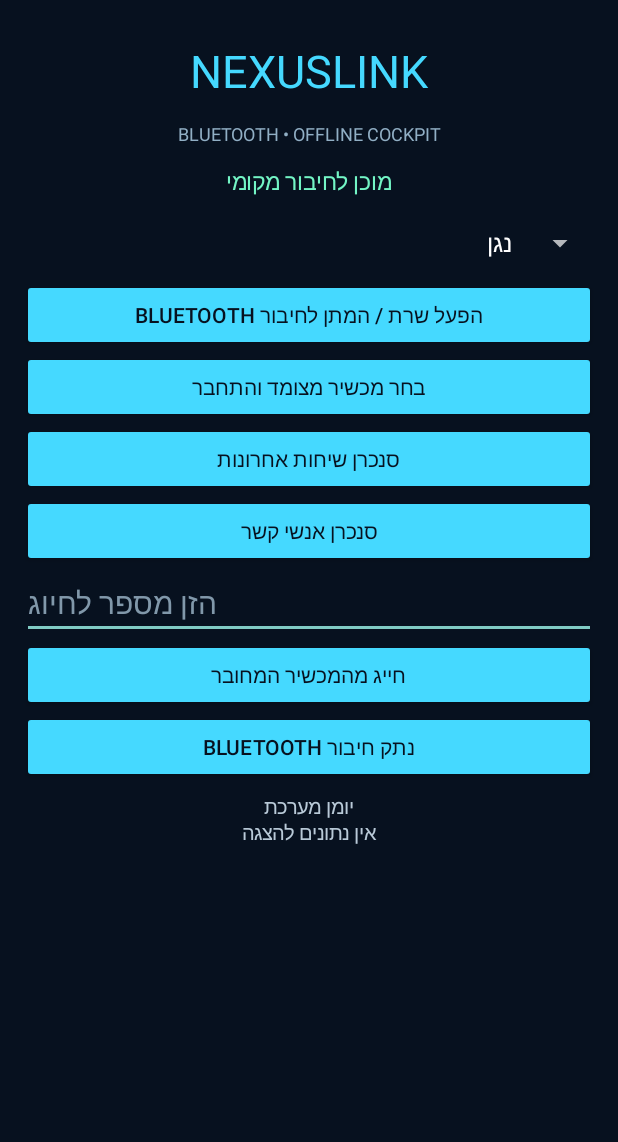
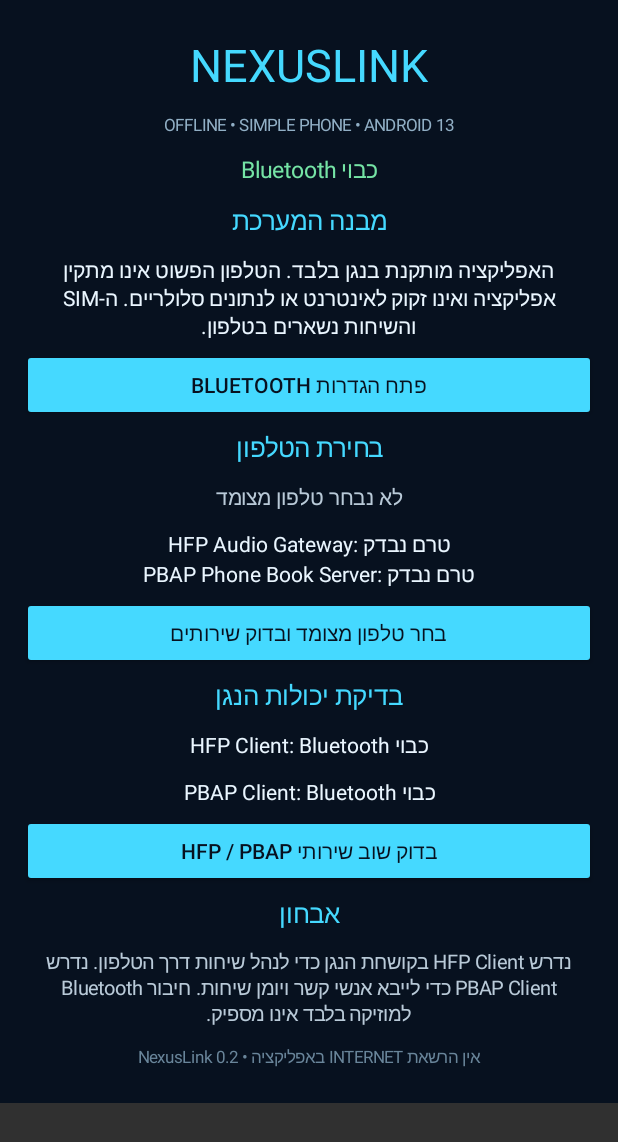
Before and after one commit to 7166810a-gif/-2-, an Android app: the screen it shows after launch (MainActivity), on a phone screen of 412 x 824 dp. Shown: the top 1142 px of the screen. Run offline under Robolectric (Android 15) with nearby library versions, the phone set to English and light mode, and no system bars.

Commit message:
Replace demo serial link with offline HFP/PBAP diagnostics for simple phone

```diff
--- a/app/src/main/java/il/nexuslink/app/MainActivity.kt
+++ b/app/src/main/java/il/nexuslink/app/MainActivity.kt
@@ -4,119 +4,188 @@ import android.Manifest
 import android.app.Activity
 import android.app.AlertDialog
 import android.bluetooth.*
-import android.content.Intent
+import android.content.*
 import android.content.pm.PackageManager
-import android.net.Uri
 import android.os.Build
 import android.os.Bundle
-import android.provider.CallLog
-import android.provider.ContactsContract
+import android.provider.Settings
 import android.view.Gravity
-import android.view.View
 import android.widget.*
-import java.io.BufferedReader
-import java.io.InputStreamReader
-import java.util.UUID
-import kotlin.concurrent.thread
 
 class MainActivity : Activity() {
     private val adapter: BluetoothAdapter? by lazy { BluetoothAdapter.getDefaultAdapter() }
-    private val uuid = UUID.fromString("b3b8a7a0-2f31-4e8b-9d6a-1b7e3c4d5a60")
     private lateinit var status: TextView
-    private lateinit var log: TextView
-    private lateinit var number: EditText
-    private var socket: BluetoothSocket? = null
-    private var server: BluetoothServerSocket? = null
-    private var role = "נגן"
+    private lateinit var remoteStatus: TextView
+    private lateinit var hfpStatus: TextView
+    private lateinit var pbapStatus: TextView
+    private lateinit var selectedLabel: TextView
+    private lateinit var details: TextView
+    private var selected: BluetoothDevice? = null
+
+    private val uuidReceiver = object : BroadcastReceiver() {
+        override fun onReceive(context: Context?, intent: Intent?) {
+            if (intent?.action != BluetoothDevice.ACTION_UUID) return
+            val device = if (Build.VERSION.SDK_INT >= 33)
+                intent.getParcelableExtra(BluetoothDevice.EXTRA_DEVICE, BluetoothDevice::class.java)
+            else @Suppress("DEPRECATION") (intent.getParcelableExtra<BluetoothDevice>(BluetoothDevice.EXTRA_DEVICE))
+            if (device?.address == selected?.address) showRemoteServices(device)
+        }
+    }
 
     override fun onCreate(savedInstanceState: Bundle?) {
         super.onCreate(savedInstanceState)
-        requestNeededPermissions()
+        val filter = IntentFilter(BluetoothDevice.ACTION_UUID)
+        if (Build.VERSION.SDK_INT >= 33) registerReceiver(uuidReceiver, filter, Context.RECEIVER_NOT_EXPORTED)
+        else @Suppress("DEPRECATION") registerReceiver(uuidReceiver, filter)
         buildUi()
-    }
-
-    private fun requestNeededPermissions() {
-        val p = mutableListOf(Manifest.permission.CALL_PHONE, Manifest.permission.READ_CALL_LOG, Manifest.permission.READ_CONTACTS)
-        if (Build.VERSION.SDK_INT >= 31) { p += Manifest.permission.BLUETOOTH_CONNECT; p += Manifest.permission.BLUETOOTH_SCAN }
-        val missing = p.filter { checkSelfPermission(it) != PackageManager.PERMISSION_GRANTED }
-        if (missing.isNotEmpty()) requestPermissions(missing.toTypedArray(), 9)
+        refresh()
+        if (Build.VERSION.SDK_INT >= 31 && checkSelfPermission(Manifest.permission.BLUETOOTH_CONNECT) != PackageManager.PERMISSION_GRANTED)
+            requestPermissions(arrayOf(Manifest.permission.BLUETOOTH_CONNECT), 71)
     }
 
     private fun buildUi() {
-        val root = LinearLayout(this).apply { orientation=LinearLayout.VERTICAL; gravity=Gravity.CENTER_HORIZONTAL; setPadding(22,30,22,22); setBackgroundColor(0xFF07111F.toInt()) }
-        fun label(s:String,size:Float,color:Int=0xFFEAF6FF.toInt()) = TextView(this).apply { text=s; textSize=size; setTextColor(color); gravity=Gravity.CENTER; setPadding(4,10,4,10) }
-        root.addView(label("NEXUSLINK",30f,0xFF45D9FF.toInt()))
-        root.addView(label("BLUETOOTH • OFFLINE COCKPIT",12f,0xFF91AFC5.toInt()))
-        status=label("מוכן לחיבור מקומי",15f,0xFF73F5C5.toInt()); root.addView(status)
-        val roles=Spinner(this)
-        roles.adapter=ArrayAdapter(this,android.R.layout.simple_spinner_dropdown_item,listOf("נגן","טלפון"))
-        roles.onItemSelectedListener=object:AdapterView.OnItemSelectedListener {
-            override fun onNothingSelected(parent:android.widget.AdapterView<*>?) {}
-            override fun onItemSelected(parent:android.widget.AdapterView<*>?,view:View?,position:Int,id:Long) { role=if(position==0) "נגן" else "טלפון" }
+        val scroll = ScrollView(this)
+        val root = LinearLayout(this).apply {
+            orientation = LinearLayout.VERTICAL
+            setPadding(22, 25, 22, 26)
+            setBackgroundColor(0xFF07111F.toInt())
         }
-        root.addView(roles)
-        root.addView(actionButton("הפעל שרת / המתן לחיבור Bluetooth") { startServer() })
-        root.addView(actionButton("בחר מכשיר מצומד והתחבר") { choosePairedDevice() })
-        root.addView(actionButton("סנכרן שיחות אחרונות") { showCalls() })
-        root.addView(actionButton("סנכרן אנשי קשר") { showContacts() })
-        number=EditText(this).apply { hint="הזן מספר לחיוג"; setHintTextColor(0xFF8198AA.toInt()); setTextColor(-1); textSize=20f; inputType=3 }
-        root.addView(number)
-        root.addView(actionButton("חייג מהמכשיר המחובר") { dial(number.text.toString()) })
-        root.addView(actionButton("נתק חיבור Bluetooth") { closeConnection() })
-        log=label("יומן מערכת\nאין נתונים להצגה",13f,0xFFB9CAD8.toInt())
-        root.addView(ScrollView(this).apply { addView(log) },LinearLayout.LayoutParams(-1,0,1f))
-        setContentView(root)
+        fun label(text: String, size: Float, color: Int = 0xFFEAF6FF.toInt()) =
+            TextView(this).apply { this.text = text; textSize = size; setTextColor(color); gravity = Gravity.CENTER; setPadding(8, 9, 8, 9) }
+        fun section(text: String) { root.addView(label(text, 17f, 0xFF45D9FF.toInt())) }
+        fun button(text: String, action: () -> Unit) {
+            root.addView(Button(this).apply {
+                this.text = text; setTextColor(0xFF07111F.toInt())
+                backgroundTintList = android.content.res.ColorStateList.valueOf(0xFF45D9FF.toInt())
+                setOnClickListener { action() }
+            })
+        }
+        root.addView(label("NEXUSLINK", 30f, 0xFF45D9FF.toInt()))
+        root.addView(label("OFFLINE • SIMPLE PHONE • ANDROID 13", 11f, 0xFF91AFC5.toInt()))
+        status = label("בודק Bluetooth…", 15f, 0xFF75E4A5.toInt())
+        root.addView(status)
+        section("מבנה המערכת")
+        root.addView(label("האפליקציה מותקנת בנגן בלבד. הטלפון הפשוט אינו מתקין אפליקציה ואינו זקוק לאינטרנט או לנתונים סלולריים. ה-SIM והשיחות נשארים בטלפון.", 14f))
+        button("פתח הגדרות Bluetooth") {
+            try { startActivity(Intent(Settings.ACTION_BLUETOOTH_SETTINGS)) }
+            catch (e: Exception) { status.text = "לא ניתן לפתוח הגדרות: ${e.message}" }
+        }
+        section("בחירת הטלפון")
+        selectedLabel = label("לא נבחר טלפון מצומד", 14f, 0xFFB9CAD8.toInt()); root.addView(selectedLabel)
+        remoteStatus = label("HFP Audio Gateway: טרם נבדק\nPBAP Phone Book Server: טרם נבדק", 14f); root.addView(remoteStatus)
+        button("בחר טלפון מצומד ובדוק שירותים") { choosePhone() }
+        section("בדיקת יכולות הנגן")
+        hfpStatus = label("HFP Client (דיבורית): טרם נבדק", 14f); root.addView(hfpStatus)
+        pbapStatus = label("PBAP Client (אנשי קשר): טרם נבדק", 14f); root.addView(pbapStatus)
+        button("בדוק שוב שירותי HFP / PBAP") { probeClientProfiles() }
+        section("אבחון")
+        details = label("נדרש HFP Client בקושחת הנגן כדי לנהל שיחות דרך הטלפון. נדרש PBAP Client כדי לייבא אנשי קשר ויומן שיחות. חיבור Bluetooth למוזיקה בלבד אינו מספיק.", 13f, 0xFFB9CAD8.toInt())
+        root.addView(details)
+        root.addView(label("אין הרשאת INTERNET באפליקציה • NexusLink 0.2", 11f, 0xFF69859A.toInt()))
+        scroll.addView(root); setContentView(scroll)
     }
 
-    private fun actionButton(text:String,action:()->Unit)=Button(this).apply {
-        this.text=text; setTextColor(0xFF07111F.toInt()); backgroundTintList=android.content.res.ColorStateList.valueOf(0xFF45D9FF.toInt()); setOnClickListener { action() }
+    private fun hasPermission() = Build.VERSION.SDK_INT < 31 ||
+        checkSelfPermission(Manifest.permission.BLUETOOTH_CONNECT) == PackageManager.PERMISSION_GRANTED
+
+    private fun refresh() {
+        val a = adapter
+        if (a == null) { status.text = "Bluetooth אינו נתמך במכשיר"; return }
+        if (!hasPermission()) { status.text = "יש לאשר הרשאת Bluetooth"; return }
+        status.text = if (a.isEnabled) "Bluetooth פעיל • מצב אופליין" else "Bluetooth כבוי"
+        probeClientProfiles()
     }
-    private fun setStatus(s:String) { runOnUiThread { status.text=s } }
-    private fun send(message:String) { thread { try { socket?.outputStream?.write((message+"\n").toByteArray()) } catch(_:Exception) { setStatus("אין חיבור פעיל") } } }
 
-    private fun startServer() {
-        val a=adapter ?: return setStatus("Bluetooth לא נתמך")
-        if(!hasBtPermission()) return setStatus("יש לאשר הרשאת Bluetooth")
-        if(!a.isEnabled) { startActivity(Intent(BluetoothAdapter.ACTION_REQUEST_ENABLE)); return }
-        thread {
-            try { server=a.listenUsingRfcommWithServiceRecord("NexusLink",uuid); setStatus("ממתין למכשיר • $role"); socket=server?.accept(); setStatus("מחובר: ${socket?.remoteDevice?.name ?: "מכשיר"}"); listen() }
-            catch(e:Exception) { setStatus("שגיאת שרת: ${e.message}") }
+    private fun choosePhone() {
+        if (!hasPermission()) {
+            if (Build.VERSION.SDK_INT >= 31) requestPermissions(arrayOf(Manifest.permission.BLUETOOTH_CONNECT), 71)
+            return
+        }
+        val devices = try { adapter?.bondedDevices?.toList().orEmpty() } catch (_: Exception) { emptyList() }
+        if (devices.isEmpty()) { status.text = "אין טלפונים מצומדים. בצע צימוד בהגדרות Android."; return }
+        val names = devices.map { try { "${it.name ?: "Bluetooth"} • ${it.address}" } catch (_: Exception) { it.address } }
+        AlertDialog.Builder(this).setTitle("בחר טלפון פשוט").setItems(names.toTypedArray()) { _, index ->
+            selected = devices[index]
+            selectedLabel.text = names[index]
+            remoteStatus.text = "מבקש מידע שירותים מהטלפון…"
+            try {
+                showRemoteServices(devices[index])
+                devices[index].fetchUuidsWithSdp()
+            } catch (e: Exception) { remoteStatus.text = "בדיקת שירותי Bluetooth נכשלה: ${e.message}" }
+        }.show()
+    }
+
+    private fun showRemoteServices(device: BluetoothDevice) {
+        if (!hasPermission()) return
+        val uuids = try { device.uuids?.map { it.uuid.toString().lowercase() }.orEmpty() } catch (_: Exception) { emptyList() }
+        val hfpAg = uuids.any { it.startsWith("0000111f-") }
+        val pbapPse = uuids.any { it.startsWith("0000112f-") }
+        runOnUiThread {
+            remoteStatus.text = "HFP Audio Gateway בטלפון: ${if (hfpAg) "נמצא" else "לא נמצא / לא פורסם"}\nPBAP Phone Book Server בטלפון: ${if (pbapPse) "נמצא" else "לא נמצא / לא פורסם"}"
+            details.text = if (uuids.isEmpty())
+                "הטלפון לא החזיר UUID ב-SDP. ייתכן שהמידע אינו מפורסם או שיש לנסות שוב לאחר צימוד."
+            else
+                "נמצאו ${uuids.size} שירותי Bluetooth בטלפון. זה אינו מוכיח שהנגן עצמו תומך בתפקיד HFP Client."
         }
     }
-    private fun choosePairedDevice() {
-        if(!hasBtPermission()) return setStatus("יש לאשר הרשאת Bluetooth")
-        val devices=adapter?.bondedDevices?.toList() ?: emptyList()
-        if(devices.isEmpty()) return setStatus("אין מכשירים מצומדים. בצע צימוד בהגדרות Android")
-        AlertDialog.Builder(this).setTitle("בחר מכשיר מצומד").setItems(devices.map { "${it.name ?: "Bluetooth"} • ${it.address}" }.toTypedArray()) { _,which -> connect(devices[which]) }.show()
+
+    // AOSP profile IDs: HEADSET_CLIENT=16, PBAP_CLIENT=17. These are not public SDK APIs.
+    // This is a best-effort availability probe only; call control requires OEM/system privileges.
+    private fun probeClientProfiles() {
+        if (!hasPermission()) return
+        val a = adapter ?: return
+        if (!a.isEnabled) {
+            hfpStatus.text = "HFP Client: Bluetooth כבוי"
+            pbapStatus.text = "PBAP Client: Bluetooth כבוי"
+            return
+        }
+        hfpStatus.text = "HFP Client: בודק שירות מערכת…"
+        pbapStatus.text = "PBAP Client: בודק שירות מערכת…"
+        try {
+            a.getProfileProxy(this, object : BluetoothProfile.ServiceListener {
+                override fun onServiceConnected(profile: Int, proxy: BluetoothProfile) {
+                    val active = try { proxy.connectedDevices.isNotEmpty() } catch (_: Exception) { false }
+                    if (profile == 16) runOnUiThread {
+                        hfpStatus.text = if (active) "HFP Client: שירות זמין ויש חיבור" else "HFP Client: שירות זמין, טרם התחבר"
+                    }
+                    try { a.closeProfileProxy(profile, proxy) } catch (_: Exception) {}
+                }
+                override fun onServiceDisconnected(profile: Int) {
+                    if (profile == 16) runOnUiThread { hfpStatus.text = "HFP Client: שירות לא זמין" }
+                }
+            }, 16)
+        } catch (_: SecurityException) {
+            hfpStatus.text = "HFP Client: נדרשת הרשאת יצרן/מערכת"
+        } catch (e: Exception) {
+            hfpStatus.text = "HFP Client: לא זמין (${e.message})"
+        }
+        try {
+            a.getProfileProxy(this, object : BluetoothProfile.ServiceListener {
+                override fun onServiceConnected(profile: Int, proxy: BluetoothProfile) {
+                    val active = try { proxy.connectedDevices.isNotEmpty() } catch (_: Exception) { false }
+                    runOnUiThread {
+                        pbapStatus.text = if (active) "PBAP Client: שירות זמין ויש חיבור" else "PBAP Client: שירות זמין, טרם התחבר"
+                    }
+                    try { a.closeProfileProxy(profile, proxy) } catch (_: Exception) {}
+                }
+                override fun onServiceDisconnected(profile: Int) {
+                    runOnUiThread { pbapStatus.text = "PBAP Client: שירות לא זמין" }
+                }
+            }, 17)
+        } catch (_: SecurityException) {
+            pbapStatus.text = "PBAP Client: נדרשת הרשאת יצרן/מערכת"
+        } catch (e: Exception) {
+            pbapStatus.text = "PBAP Client: לא זמין (${e.message})"
+        }
     }
-    private fun connect(device:BluetoothDevice) {
-        thread { try { adapter?.cancelDiscovery(); socket=device.createRfcommSocketToServiceRecord(uuid); socket?.connect(); setStatus("מחובר אל ${device.name ?: device.address}"); listen() }
-            catch(e:Exception) { setStatus("החיבור נכשל: ${e.message}") } }
+
+    override fun onRequestPermissionsResult(requestCode: Int, permissions: Array<out String>, grantResults: IntArray) {
+        super.onRequestPermissionsResult(requestCode, permissions, grantResults)
+        if (requestCode == 71) refresh()
     }
-    private fun listen() {
-        thread { try { val reader=BufferedReader(InputStreamReader(socket?.inputStream)); while(true) { val line=reader.readLine() ?: break; runOnUiThread { log.text="התקבל: $line\n"+log.text }; if(line.startsWith("DIAL:")) runOnUiThread { dial(line.removePrefix("DIAL:")) } } }
-            catch(_:Exception) { setStatus("החיבור הסתיים") } }
+
+    override fun onDestroy() {
+        try { unregisterReceiver(uuidReceiver) } catch (_: Exception) {}
+        super.onDestroy()
     }
-    private fun showCalls() {
-        if(checkSelfPermission(Manifest.permission.READ_CALL_LOG)!=PackageManager.PERMISSION_GRANTED) return setStatus("נדרשת הרשאת יומן שיחות")
-        val rows=mutableListOf<String>()
-        try { contentResolver.query(CallLog.Calls.CONTENT_URI,arrayOf(CallLog.Calls.NUMBER,CallLog.Calls.TYPE,CallLog.Calls.DATE),null,null,CallLog.Calls.DATE+" DESC")?.use { c -> while(c.moveToNext()&&rows.size<30) rows += "${c.getString(0)} • ${c.getLong(2)} • ${c.getInt(1)}" } }
-        catch(e:Exception) { rows += "לא ניתן לקרוא יומן: ${e.message}" }
-        log.text="שיחות אחרונות\n"+rows.joinToString("\n"); send("CALLS:"+rows.joinToString(";"))
-    }
-    private fun showContacts() {
-        if(checkSelfPermission(Manifest.permission.READ_CONTACTS)!=PackageManager.PERMISSION_GRANTED) return setStatus("נדרשת הרשאת אנשי קשר")
-        val rows=mutableListOf<String>()
-        try { contentResolver.query(ContactsContract.CommonDataKinds.Phone.CONTENT_URI,arrayOf(ContactsContract.CommonDataKinds.Phone.DISPLAY_NAME,ContactsContract.CommonDataKinds.Phone.NUMBER),null,null,ContactsContract.CommonDataKinds.Phone.DISPLAY_NAME+" ASC")?.use { c -> while(c.moveToNext()&&rows.size<100) rows += "${c.getString(0)}: ${c.getString(1)}" } }
-        catch(_:Exception) { rows += "לא ניתן לקרוא אנשי קשר" }
-        log.text="אנשי קשר (עד 100)\n"+rows.joinToString("\n"); send("CONTACTS:"+rows.joinToString(";"))
-    }
-    private fun dial(value:String) {
-        if(value.isBlank()) return setStatus("הזן מספר לחיוג")
-        if(checkSelfPermission(Manifest.permission.CALL_PHONE)!=PackageManager.PERMISSION_GRANTED) return setStatus("נדרשת הרשאת שיחות")
-        try { startActivity(Intent(Intent.ACTION_CALL,Uri.parse("tel:"+Uri.encode(value)))) } catch(e:Exception) { setStatus("החיוג נכשל: ${e.message}") }
-    }
-    private fun closeConnection() { try { socket?.close(); server?.close() } catch(_:Exception) {}; socket=null; setStatus("נותק") }
-    private fun hasBtPermission()=Build.VERSION.SDK_INT<31||checkSelfPermission(Manifest.permission.BLUETOOTH_CONNECT)==PackageManager.PERMISSION_GRANTED
-    override fun onDestroy() { closeConnection(); super.onDestroy() }
 }
```
